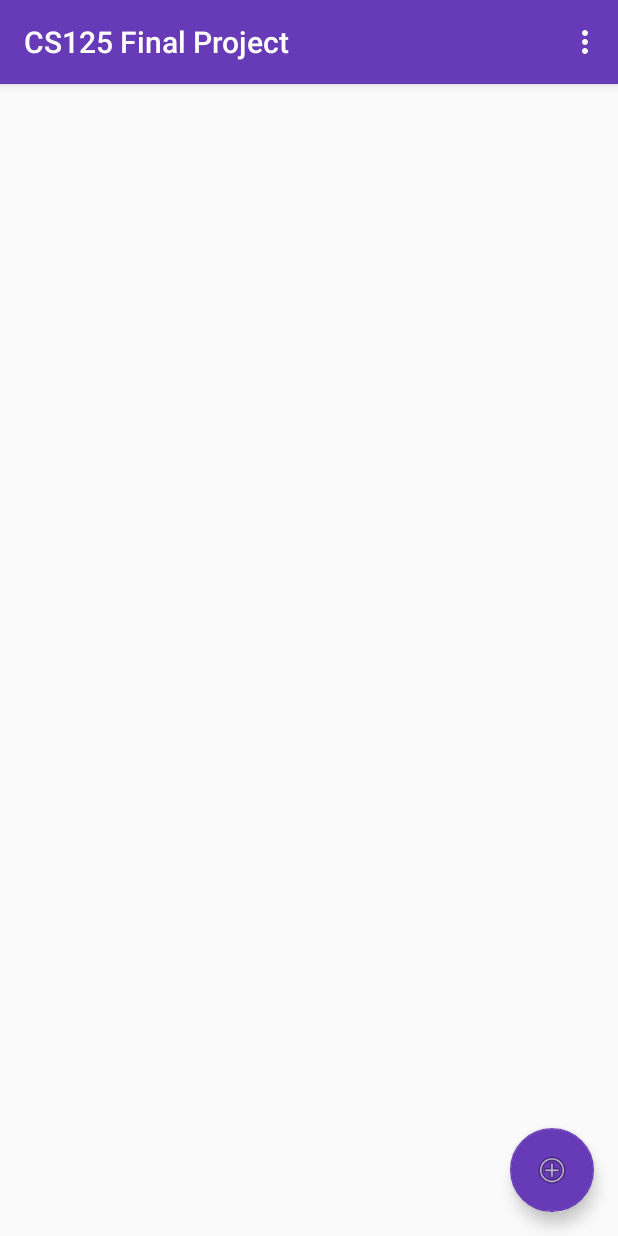
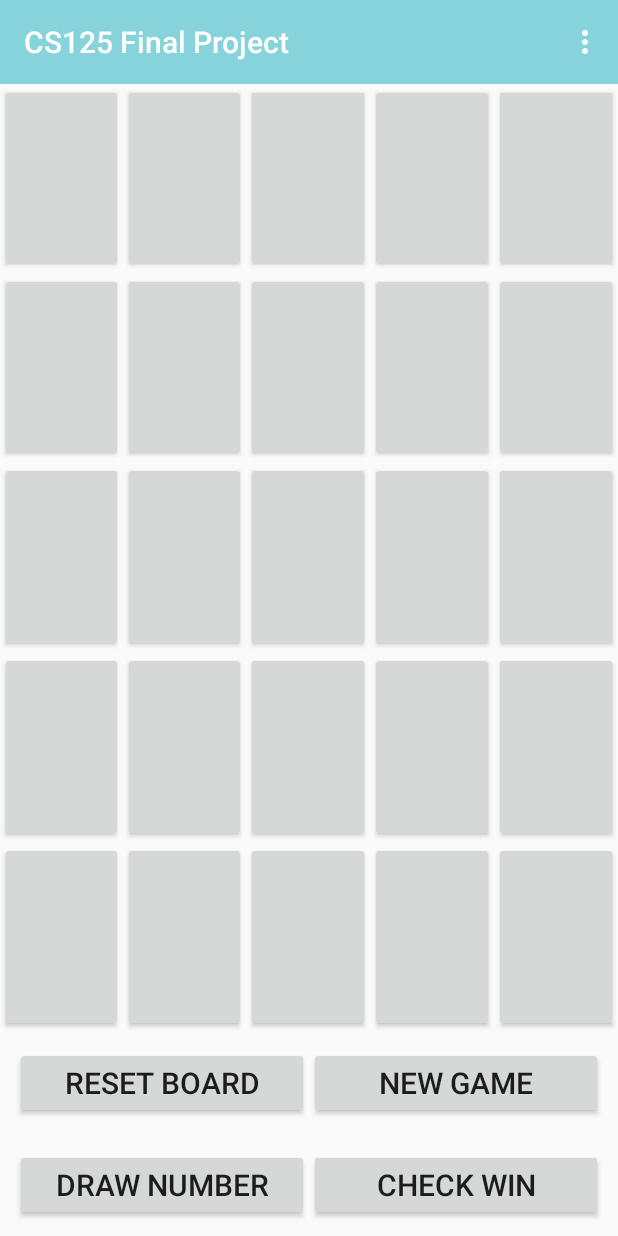
Before and after one commit to cabatangelo4/CS125-Final, an Android app: the screen it shows after launch (MainActivity), on a phone screen of 412 x 824 dp. Run offline under Robolectric (Android 15) with nearby library versions, the phone set to English and light mode, and no system bars.

Commit message:
New Game and Reset Board Buttons work to populate and clear cells

```diff
--- a/app/src/main/java/com/example/cs125finalproject/GameSetup.java
+++ b/app/src/main/java/com/example/cs125finalproject/GameSetup.java
@@ -18,13 +18,13 @@ public class GameSetup {
     /** The current player's board setup. */
     private final Map<Integer, Integer> playerBoard = boardValues();
 
-
     /** Generates 25 unique random integers from 1 to 100 inclusive. */
-    public Map<Integer, Integer> boardValues() {
+    public static Map<Integer, Integer> boardValues() {
+        Random random1 = new Random();
         int i = 0;
         Map<Integer, Integer> boardMap = new HashMap<>();
         while (i < 25) {
-            int randInt = random.nextInt(100) + 1;
+            int randInt = random1.nextInt(100) + 1;
             if (!(boardMap.containsValue(randInt))) {
                 boardMap.put(i, randInt);
                 i++;
@@ -35,9 +35,10 @@ public class GameSetup {
 
     /** Draws a value from the remaining un-drawn values (returns -1 if all values have been drawn). */
     public int draw() {
+        Random random1 = new Random();
         int i = 0;
         while(i < 101) {
-            int randInt = random.nextInt(100) + 1;
+            int randInt = random1.nextInt(100) + 1;
             if (!(drawn.containsValue(randInt))) {
                 drawn.put(drawnIndex, randInt);
                 drawnIndex++;
--- a/app/src/main/java/com/example/cs125finalproject/MainActivity.java
+++ b/app/src/main/java/com/example/cs125finalproject/MainActivity.java
@@ -1,31 +1,108 @@
 package com.example.cs125finalproject;
 
+import android.graphics.Color;
+import android.graphics.drawable.Drawable;
 import android.os.Bundle;
 import com.google.android.material.floatingactionbutton.FloatingActionButton;
 import com.google.android.material.snackbar.Snackbar;
 import androidx.appcompat.app.AppCompatActivity;
 import androidx.appcompat.widget.Toolbar;
+import androidx.core.graphics.drawable.DrawableCompat;
+
 import android.view.View;
 import android.view.Menu;
 import android.view.MenuItem;
+import android.widget.Button;
+import android.widget.Toast;
 
-public class MainActivity extends AppCompatActivity {
+import java.util.HashMap;
+import java.util.Map;
+import java.util.Random;
+
+public class MainActivity extends AppCompatActivity implements View.OnClickListener {
+    /** An array of the cells as buttons*/
+    private Button[] currentBoard = new Button[24];
+    /** A map which contains all values that have already been drawn. */
+    private Map<Integer, Integer> drawn = new HashMap<>();
+    /** The number of different values that have aready been drawn. */
+    private int drawnIndex = 0;
+    /** Tells whether or not there is a game in progress*/
+    private Boolean gameInProgress = false;
 
     @Override
     protected void onCreate(Bundle savedInstanceState) {
         super.onCreate(savedInstanceState);
-        setContentView(R.layout.activity_main);
+        setContentView(R.layout.bingo);
         Toolbar toolbar = findViewById(R.id.toolbar);
         setSupportActionBar(toolbar);
+        //Activates the reset button
+        Button reset = findViewById(R.id.resetBoard);
+        reset.setOnClickListener(unused ->
+                resetBoard());
+                //Toast.makeText(this, "Will clear the board", Toast.LENGTH_SHORT).show());
+        //Activates the New Game Button
+        Button newGame = findViewById(R.id.newGame);
+        //Calls populateBoard when New Game is pressed
+        newGame.setOnClickListener(unused ->
+                populateBoard());
+        //Activates the Draw Number button
+        Button drawNumber = findViewById(R.id.drawNumber);
+        drawNumber.setOnClickListener(unused ->
+                Toast.makeText(this, "Will draw a random number and add it to a map of drawn numbers", Toast.LENGTH_SHORT).show());
+        Button checkWin = findViewById(R.id.checkWin);
+        checkWin.setOnClickListener(unused ->
+                Toast.makeText(this, "Will check if the player has won with their current board.", Toast.LENGTH_SHORT).show());
+    }
 
-       FloatingActionButton fab = findViewById(R.id.newGame);
-        fab.setOnClickListener(new View.OnClickListener() {
-            @Override
-            public void onClick(View view) {
-                Snackbar.make(view, "Replace with your own action", Snackbar.LENGTH_LONG)
-                        .setAction("Action", null).show();
-            }
-        });
+    /**
+     * A function that fills each cell of the board with a random number and activates their onClick function
+     */
+    public void populateBoard() {
+        Map<Integer, Integer> board = GameSetup.boardValues();
+        Button middle = findViewById(R.id.b_center);
+        String freeSpace = "Free";
+        middle.setText(freeSpace);
+        middle.setBackgroundColor(getResources().getColor(R.color.colorGreen));
+        for (int i = 0; i < 24; i++) {
+            String buttonID = "b_" + i;
+            String buttonValue = board.get(i).toString();
+            int resID = getResources().getIdentifier(buttonID, "id", getPackageName());
+            Button button = findViewById(resID);
+            button.setText(buttonValue);
+            currentBoard[i] = findViewById(resID);
+            button.setOnClickListener(this);
+        }
+        gameInProgress = true;
+    }
+
+    public void resetBoard() {
+        Button middle = findViewById(R.id.b_center);
+        middle.setText("");
+        middle.setBackgroundResource(android.R.drawable.btn_default);
+        for (int i = 0; i < 24; i++) {
+            String buttonID = "b_" + i;
+            int resID = getResources().getIdentifier(buttonID, "id", getPackageName());
+            Button button = findViewById(resID);
+            button.setText("");
+            button.setBackgroundResource(android.R.drawable.btn_default);
+        }
+        gameInProgress = false;
+    }
+
+    @Override
+    public void onClick(View v) {
+        if (gameInProgress) {
+            fillCell((Button) v);
+        } else {
+            Toast.makeText(this, "There is no game in progress", Toast.LENGTH_SHORT).show();
+        }
+    }
+
+    /**
+     * Function to check whether or not a cell is filled and fill it.
+     */
+    public void fillCell(Button button) {
+        button.setBackgroundColor(getResources().getColor(R.color.colorGreen));
     }
 
     @Override
--- a/app/src/main/java/com/example/cs125finalproject/NewGameActivity.java
+++ b/app/src/main/java/com/example/cs125finalproject/NewGameActivity.java
@@ -1,13 +1,53 @@
 package com.example.cs125finalproject;
 
+import com.example.cs125finalproject.GameSetup;
 import android.os.Bundle;
+import android.view.View;
+import android.widget.Button;
+import android.widget.Toast;
 
+import java.util.Random;
+import java.util.HashMap;
+import java.util.Map;
 import androidx.appcompat.app.AppCompatActivity;
 
-public class NewGameActivity extends AppCompatActivity {
+public class NewGameActivity extends AppCompatActivity implements View.OnClickListener {
+    private Button[] buttons = new Button[24];
     @Override
     public void onCreate(final Bundle savedInstanceState) {
         super.onCreate(savedInstanceState);
-        setContentView(R.layout.acitivity_game);
+        setContentView(R.layout.bingo);
+        findViewById(R.id.fillcell).setOnClickListener(unused -> fillCell());
+        populateBoard();
+    }
+    public void populateBoard() {
+        Map<Integer, Integer> board = GameSetup.boardValues();
+        for (int i = 0; i < 24; i++) {
+            if (i == 12) {
+                continue;
+            }
+            String buttonID = "b_" + i;
+            int resID = getResources().getIdentifier(buttonID, "id", getPackageName());
+            buttons[i] = findViewById(resID);
+        }
+        for (int i = 0; i < 24; i++) {
+            if (i == 12) {
+                continue;
+            }
+            buttons[i].setText(board.get(i));
+        }
+    }
+    @Override
+    public void onClick(View v) {
+        String start = ((Button) v).getText().toString();
+        if (!start.startsWith("b_")) {
+            return;
+        }
+        Toast.makeText(this, "Will mark unmarked cells", Toast.LENGTH_SHORT).show();
+        return;
+    }
+
+    public void fillCell() {
+        return;
     }
 }
--- /dev/null
+++ b/app/src/main/res/color/color_state_file.xml
@@ -0,0 +1,4 @@
+<?xml version="1.0" encoding="utf-8"?>
+<selector xmlns:android="http://schemas.android.com/apk/res/android">
+    <item android:color="@color/colorLightBlue"/>
+</selector>
--- /dev/null
+++ b/app/src/main/res/layout/bingo.xml
@@ -0,0 +1,275 @@
+<?xml version="1.0" encoding="utf-8"?>
+<LinearLayout xmlns:android="http://schemas.android.com/apk/res/android"
+    android:orientation="vertical" android:layout_width="match_parent"
+    android:layout_height="match_parent">
+    <androidx.appcompat.widget.Toolbar
+        android:id="@+id/toolbar"
+        android:layout_width="match_parent"
+        android:layout_height="?attr/actionBarSize"
+        android:background="@color/colorLightBlue"
+        android:theme="?attr/actionBarTheme"
+        />
+
+    <LinearLayout
+        android:layout_width="match_parent"
+        android:layout_height="0dp"
+        android:layout_weight="1"
+        android:orientation="horizontal">
+
+        <Button
+            android:id="@+id/b_0"
+            android:text=""
+            android:layout_width="0dp"
+            android:layout_height="match_parent"
+            android:layout_weight="1"
+            android:textSize="30sp"></Button>
+        <Button
+            android:id="@+id/b_1"
+            android:text=""
+            android:layout_width="0dp"
+            android:layout_height="match_parent"
+            android:layout_weight="1"
+            android:textSize="30sp"></Button>
+        <Button
+            android:id="@+id/b_2"
+            android:text=""
+            android:layout_width="0dp"
+            android:layout_height="match_parent"
+            android:layout_weight="1"
+            android:textSize="30sp"></Button>
+        <Button
+            android:id="@+id/b_3"
+            android:text=""
+            android:layout_width="0dp"
+            android:layout_height="match_parent"
+            android:layout_weight="1"
+            android:textSize="30sp"></Button>
+        <Button
+            android:id="@+id/b_4"
+            android:text=""
+            android:layout_width="0dp"
+            android:layout_height="match_parent"
+            android:layout_weight="1"
+            android:textSize="30sp"></Button>
+    </LinearLayout>
+
+    <LinearLayout
+        android:layout_width="match_parent"
+        android:layout_height="0dp"
+        android:layout_weight="1"
+        android:orientation="horizontal">
+
+        <Button
+            android:id="@+id/b_5"
+            android:text=""
+            android:layout_width="0dp"
+            android:layout_height="match_parent"
+            android:layout_weight="1"
+            android:textSize="30sp"></Button>
+        <Button
+            android:id="@+id/b_6"
+            android:text=""
+            android:layout_width="0dp"
+            android:layout_height="match_parent"
+            android:layout_weight="1"
+            android:textSize="30sp"></Button>
+        <Button
+            android:id="@+id/b_7"
+            android:text=""
+            android:layout_width="0dp"
+            android:layout_height="match_parent"
+            android:layout_weight="1"
+            android:textSize="30sp"></Button>
+        <Button
+            android:id="@+id/b_8"
+            android:text=""
+            android:layout_width="0dp"
+            android:layout_height="match_parent"
+            android:layout_weight="1"
+            android:textSize="30sp"></Button>
+        <Button
+            android:id="@+id/b_9"
+            android:text=""
+            android:layout_width="0dp"
+            android:layout_height="match_parent"
+            android:layout_weight="1"
+            android:textSize="30sp"></Button>
+    </LinearLayout>
+
+    <LinearLayout
+        android:layout_width="match_parent"
+        android:layout_height="0dp"
+        android:layout_weight="1"
+        android:orientation="horizontal">
+
+        <Button
+            android:id="@+id/b_10"
+            android:text=""
+            android:layout_width="0dp"
+            android:layout_height="match_parent"
+            android:layout_weight="1"
+            android:textSize="30sp"></Button>
+        <Button
+            android:id="@+id/b_11"
+            android:text=""
+            android:layout_width="0dp"
+            android:layout_height="match_parent"
+            android:layout_weight="1"
+            android:textSize="30sp"></Button>
+        <Button
+            android:id="@+id/b_center"
+            android:text=""
+            android:layout_width="0dp"
+            android:layout_height="match_parent"
+            android:layout_weight="1"
+            android:textSize="25sp"></Button>
+        <Button
+            android:id="@+id/b_12"
+            android:text=""
+            android:layout_width="0dp"
+            android:layout_height="match_parent"
+            android:layout_weight="1"
+            android:textSize="30sp"></Button>
+        <Button
+            android:id="@+id/b_13"
+            android:text=""
+            android:layout_width="0dp"
+            android:layout_height="match_parent"
+            android:layout_weight="1"
+            android:textSize="30sp"></Button>
+    </LinearLayout>
+
+    <LinearLayout
+        android:layout_width="match_parent"
+        android:layout_height="0dp"
+        android:layout_weight="1"
+        android:orientation="horizontal">
+
+        <Button
+            android:id="@+id/b_14"
+            android:text=""
+            android:layout_width="0dp"
+            android:layout_height="match_parent"
+            android:layout_weight="1"
+            android:textSize="30sp"></Button>
+        <Button
+            android:id="@+id/b_15"
+            android:text=""
+            android:layout_width="0dp"
+            android:layout_height="match_parent"
+            android:layout_weight="1"
+            android:textSize="30sp"></Button>
+        <Button
+            android:id="@+id/b_16"
+            android:text=""
+            android:layout_width="0dp"
+            android:layout_height="match_parent"
+            android:layout_weight="1"
+            android:textSize="30sp"></Button>
+        <Button
+            android:id="@+id/b_17"
+            android:text=""
+            android:layout_width="0dp"
+            android:layout_height="match_parent"
+            android:layout_weight="1"
+            android:textSize="30sp"></Button>
+        <Button
+            android:id="@+id/b_18"
+            android:text=""
+            android:layout_width="0dp"
+            android:layout_height="match_parent"
+            android:layout_weight="1"
+            android:textSize="30sp"></Button>
+    </LinearLayout>
+
+    <LinearLayout
+        android:layout_width="match_parent"
+        android:layout_height="0dp"
+        android:layout_weight="1"
+        android:orientation="horizontal">
+
+        <Button
+            android:id="@+id/b_19"
+            android:text=""
+            android:layout_width="0dp"
+            android:layout_height="match_parent"
+            android:layout_weight="1"
+            android:textSize="30sp"></Button>
+        <Button
+            android:id="@+id/b_20"
+            android:text=""
+            android:layout_width="0dp"
+            android:layout_height="match_parent"
+            android:layout_weight="1"
+            android:textSize="30sp"></Button>
+        <Button
+            android:id="@+id/b_21"
+            android:text=""
+            android:layout_width="0dp"
+            android:layout_height="match_parent"
+            android:layout_weight="1"
+            android:textSize="30sp"></Button>
+        <Button
+            android:id="@+id/b_22"
+            android:text=""
+            android:layout_width="0dp"
+            android:layout_height="match_parent"
+            android:layout_weight="1"
+            android:textSize="30sp"></Button>
+        <Button
+            android:id="@+id/b_23"
+            android:text=""
+            android:layout_width="0dp"
+            android:layout_height="match_parent"
+            android:layout_weight="1"
+            android:textSize="30sp"></Button>
+    </LinearLayout>
+
+    <LinearLayout
+        android:layout_width="match_parent"
+        android:layout_height="wrap_content"
+        android:orientation="horizontal"
+        android:layout_margin="10dp">
+
+        <Button
+            android:id="@+id/resetBoard"
+            android:layout_width="0dp"
+            android:layout_weight="1"
+            android:layout_height="wrap_content"
+            android:text="Reset Board"
+            android:textSize="20sp"
+            />
+
+        <Button
+            android:id="@+id/newGame"
+            android:layout_width="0dp"
+            android:layout_height="wrap_content"
+            android:layout_weight="1"
+            android:text="New Game"
+            android:textSize="20sp" />
+    </LinearLayout>
+    <LinearLayout
+        android:layout_width="match_parent"
+        android:layout_height="wrap_content"
+        android:orientation="horizontal"
+        android:layout_margin="10dp">
+
+        <Button
+            android:id="@+id/drawNumber"
+            android:layout_width="0dp"
+            android:layout_weight="1"
+            android:layout_height="wrap_content"
+            android:text="Draw Number"
+            android:textSize="20sp"
+        />
+        <Button
+            android:id="@+id/checkWin"
+            android:layout_width="0dp"
+            android:layout_weight="1"
+            android:layout_height="wrap_content"
+            android:text="Check Win"
+            android:textSize="20sp"
+        />
+    </LinearLayout>
+
+</LinearLayout>
--- a/app/src/main/res/values/colors.xml
+++ b/app/src/main/res/values/colors.xml
@@ -3,4 +3,9 @@
     <color name="colorPrimary">#008577</color>
     <color name="colorPrimaryDark">#00574B</color>
     <color name="colorAccent">#D81B60</color>
+    <color name="colorLightBlue">#87D3DB</color>
+    <color name="colorOrange">#DB9065</color>
+    <color name="colorYellow">#F9DC5C</color>
+    <color name="colorGreen">#C5ECC0</color>
+    <color name="colorDark">#465362</color>
 </resources>
```
